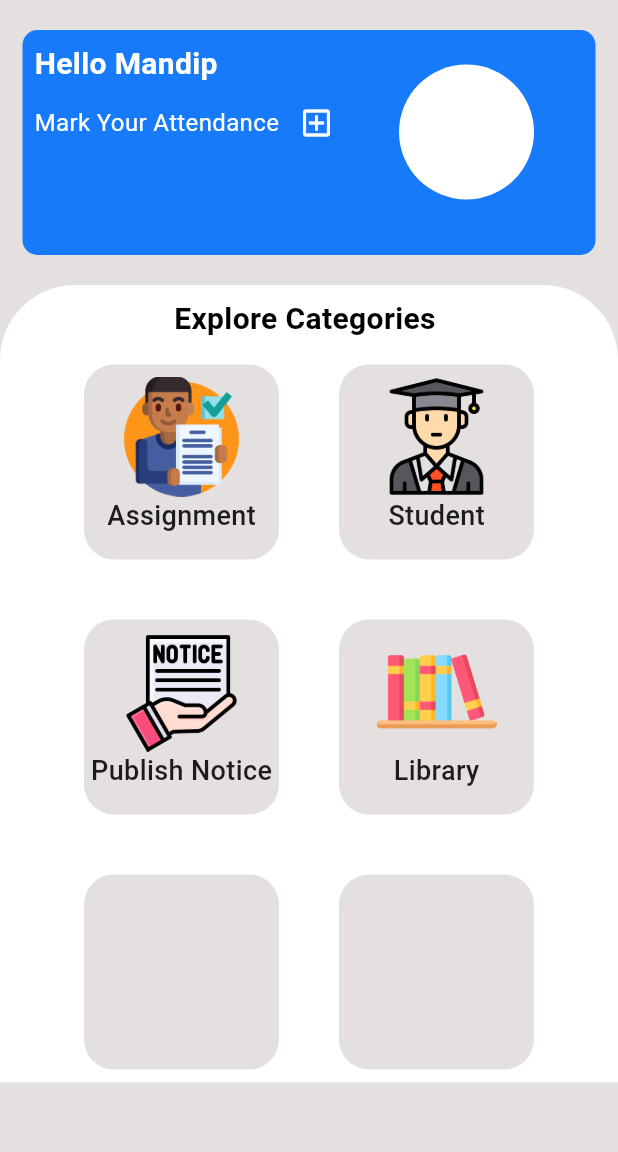
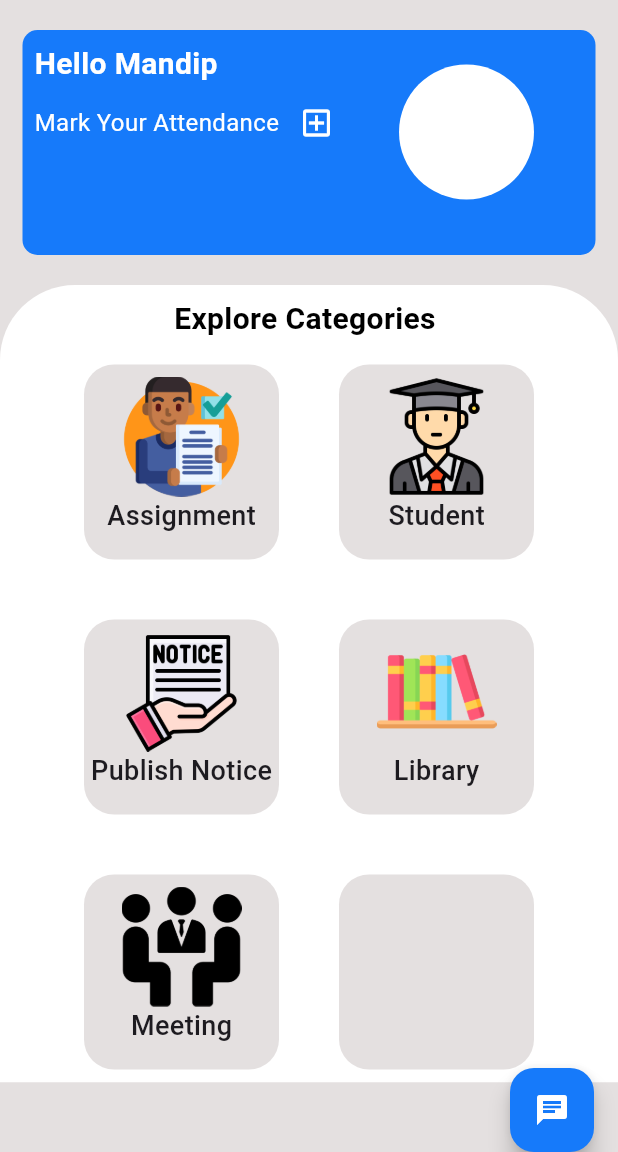
Before and after one commit to Mandipgit/College-Management-System, a Flutter app: the screen it shows after launch, on a phone screen of 412 x 824 dp, the part 84-1236 px from its top. Run offline on Flutter 3.47's test engine with Material 3 defaults, Android fonts, the phone set to English and light mode, and no system bars.

Commit message:
Quick Update

```diff
--- a/lib/Dashhboard/dashboard.dart
+++ b/lib/Dashhboard/dashboard.dart
@@ -17,10 +17,44 @@ class _DashboardpageState extends State<Dashboardpage> {
   Color blueColor = Color(0xFF167AFA);
   Color greyColor = Color.fromARGB(255, 228, 224, 224);
   bool iconChecked = false;
+  bool isFABpressed=false;
+
+  Widget buildChatButton(){
+    return !isFABpressed?
+    FloatingActionButton(
+   backgroundColor: blueColor,
+    child:Icon((Icons.chat),
+    color: Colors.white,
+    ),
+    onPressed: (){
+      setState(() {
+        isFABpressed=!isFABpressed;
+      });
+      }):SizedBox(
+        height:150,
+        child: FloatingActionButton.extended(
+          label:Column(
+        children: [
+          TextButton(onPressed: (){}, child:
+          Text("Parents")
+          ),
+          TextButton(onPressed: (){}, child: Text("Teachers")),
+          TextButton(onPressed: (){}, child: Text("Administrator"))
+        ],
+            ),
+            onPressed: (){
+
+            }
+          ),
+      );
+  }
+
   @override
   Widget build(BuildContext context) {
     return SafeArea(
       child: Scaffold(
+        floatingActionButton: buildChatButton(),
+        floatingActionButtonLocation: isFABpressed?(FloatingActionButtonLocation.centerFloat):(FloatingActionButtonLocation.endDocked),
         backgroundColor: greyColor,
         appBar: AppBar(
           title: Text(
@@ -324,30 +358,20 @@ class _DashboardpageState extends State<Dashboardpage> {
                                       color: greyColor,
                                       borderRadius: BorderRadius.circular(20),
                                     ),
-                                  ),
-                                  const SizedBox(width: 40,),
-                                   Container(
-                                    height: 130,
-                                    width: 130,
-                                    decoration: BoxDecoration(
-                                      color: greyColor,
-                                      borderRadius: BorderRadius.circular(20),
+                                    child: Column(
+                                        children: [
+                                          Padding(
+                                            padding: const EdgeInsets.only(top:8.0),
+                                            child: Image.asset('Assets/meeting.png',
+                                            height: 80,
                                             ),
                                           ),
-
+                                          Text("Meeting",
+                                          style: TextStyle(
+                                            fontSize: 18,
+                                            fontWeight: FontWeight.w500,
+                                          ),)
                                         ],
-                             ),
-                             const SizedBox(height:40),
-                             Row(
-                              mainAxisAlignment: MainAxisAlignment.center,
-                              crossAxisAlignment: CrossAxisAlignment.center,
-                              children: [
-                                Container(
-                                    height: 130,
-                                    width: 130,
-                                    decoration: BoxDecoration(
-                                      color: greyColor,
-                                      borderRadius: BorderRadius.circular(20),
                                       ),
                                   ),
                                   const SizedBox(width: 40,),
@@ -363,36 +387,12 @@ class _DashboardpageState extends State<Dashboardpage> {
                               ],
                              ),
                              const SizedBox(height:40),
-                             Row(
-                              mainAxisAlignment: MainAxisAlignment.center,
-                              crossAxisAlignment: CrossAxisAlignment.center,
-                              children: [
-                                Container(
-                                    height: 130,
-                                    width: 130,
-                                    decoration: BoxDecoration(
-                                      color: greyColor,
-                                      borderRadius: BorderRadius.circular(20),
-                                    ),
-                                  ),
-                                  const SizedBox(width: 40,),
-                                   Container(
-                                    height: 120,
-                                    width: 120,
-                                    decoration: BoxDecoration(
-                                      color: greyColor,
-                                      borderRadius: BorderRadius.circular(20),
-                                    ),
+                            ],
                         ),
                       ],
                   ),
-                                const SizedBox(height: 40,),
-                          ],
                 ),
 
-                    ],
-                  ),
-                ),
               ),
             ),
 
--- a/pubspec.yaml
+++ b/pubspec.yaml
@@ -63,6 +63,7 @@ flutter:
       - Assets/student.png
       - Assets/publishnotice.png
       - Assets/library.png
+      - Assets/meeting.png
   #   - images/a_dot_ham.jpeg
 
   # An image asset can refer to one or more resolution-specific "variants", see
```
Also changed, not shown: Assets/meeting.png (added). Lines whose indentation alone changed are shown as unchanged.
